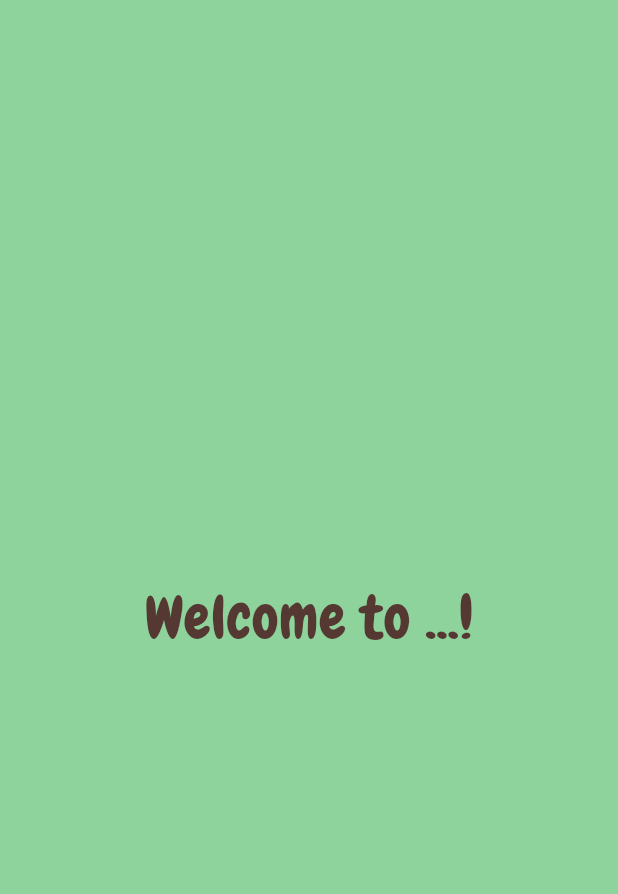
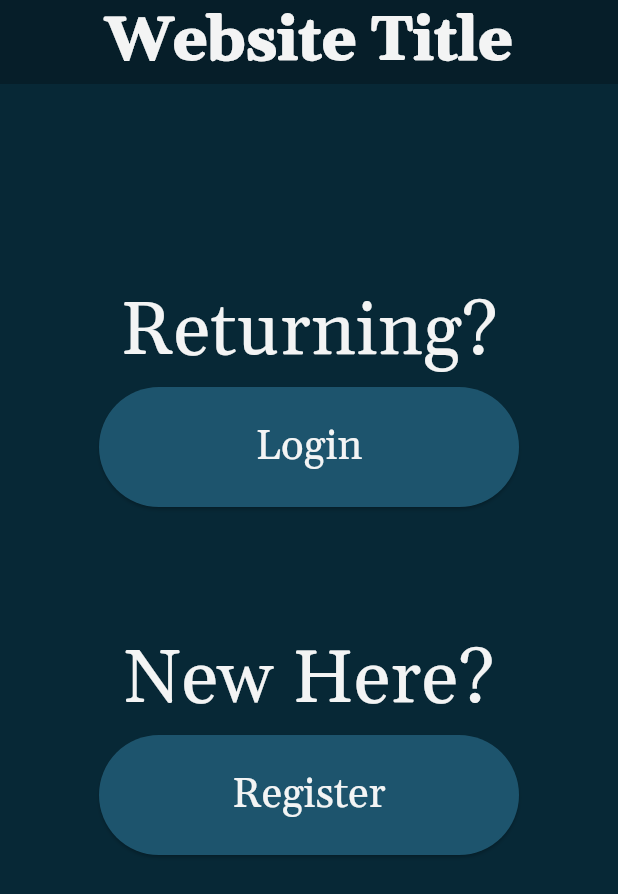
Before and after one commit to brownralex/Show-Tracker, a Flutter app: the screen it shows after launch, on a phone screen of 412 x 824 dp. Shown: the top 894 px of the screen. Run offline on Flutter 3.47's test engine with Material 3 defaults, Android fonts, the phone set to English and light mode, and no system bars; our stand-ins replace hexcolor, supabase_flutter; accounts and stored records are empty.

Commit message:
desgined front page?

```diff
--- /dev/null
+++ b/show_tracker/lib/Pages/SubPages/navbar_page.dart
@@ -0,0 +1,17 @@
+import 'package:flutter/material.dart';
+
+class NavbarPage extends StatelessWidget {
+  @override
+  Widget build(BuildContext context) {
+    return Drawer(
+      child: ListView(
+        children: [
+          UserAccountsDrawerHeader(
+            accountName: Text("Sample Name"),
+            accountEmail: Text("sample.name@email.com")
+            )
+        ],
+      )
+    );
+  }
+}
--- a/show_tracker/lib/Pages/initial_page.dart
+++ b/show_tracker/lib/Pages/initial_page.dart
@@ -1,5 +1,7 @@
 import 'package:flutter/material.dart';
 import 'package:hexcolor/hexcolor.dart';
+import 'package:show_tracker/Pages/login_page.dart';
+import 'package:show_tracker/Pages/register_page.dart';
 
 class InitialPage extends StatefulWidget {
   const InitialPage({super.key});
@@ -12,16 +14,76 @@ class _InitialPageState extends State<InitialPage> {
   @override
   Widget build(BuildContext context) {
     return Scaffold(
-      backgroundColor: HexColor("#8dd39b"),
+      backgroundColor: HexColor("#072836"),
+      appBar: AppBar(
+        backgroundColor: HexColor("#061E29"),
+        title: Center(
+          child: Text(
+            "Website Title",
+            style: TextStyle(
+              fontSize: 40,
+              fontFamily: "Gelasio",
+              fontWeight: FontWeight.w900,
+              color: HexColor("F3F4F4"),
+            ),
+          ),
+        ),
+      ),
+
       body: Center(
-        child: Text(
-          "Welcome to ...!",
-          style: TextStyle(
-            fontSize: 40,
-            color: HexColor("#553832"),
-            fontFamily: "Chewy")
-        ),)
-
+        child: Column(
+          children: [
+            SizedBox(height: 130),
+            Text(
+              "Returning?",
+              style: TextStyle(
+                fontSize: 50,
+                fontFamily: "Gelasio",
+                color: HexColor("#F3F4F4"),
+              ),
+            ),
+            ElevatedButton(
+              style: ElevatedButton.styleFrom(
+                minimumSize: Size(280, 80),
+                backgroundColor: HexColor("#1D546D"),
+                textStyle: TextStyle(fontSize: 28, fontFamily: "Gelasio"),
+              ),
+              onPressed: () => Navigator.push(
+                context,
+                MaterialPageRoute(builder: (context) => const LoginPage()),
+              ),
+              child: Text(
+                "Login",
+                style: TextStyle(color: HexColor("#F3F4F4")),
+              ),
+            ),
+            SizedBox(height: 80),
+            Text(
+              "New Here?",
+              style: TextStyle(
+                fontSize: 50,
+                fontFamily: "Gelasio",
+                color: HexColor("#F3F4F4"),
+              ),
+            ),
+            ElevatedButton(
+              style: ElevatedButton.styleFrom(
+                minimumSize: Size(280, 80),
+                backgroundColor: HexColor("#1D546D"),
+                textStyle: TextStyle(fontSize: 28, fontFamily: "Gelasio"),
+              ),
+              onPressed: () => Navigator.push(
+                context,
+                MaterialPageRoute(builder: (context) => const RegisterPage()),
+              ),
+              child: Text(
+                "Register",
+                style: TextStyle(color: HexColor("#F3F4F4")),
+              ),
+            ),
+          ],
+        ),
+      ),
     );
   }
 }
--- a/show_tracker/lib/Pages/login_page.dart
+++ b/show_tracker/lib/Pages/login_page.dart
@@ -60,7 +60,10 @@ class _LoginPageState extends State<LoginPage> {
 
           const SizedBox(height: 12),
           //button
-          ElevatedButton(onPressed: login, child: const Text("Login")),
+          ElevatedButton(
+            style: ElevatedButton.styleFrom(minimumSize: Size(20,20)),
+            onPressed: login,
+            child: const Text("Login")),
 
           // Go to register page
           GestureDetector(
```
